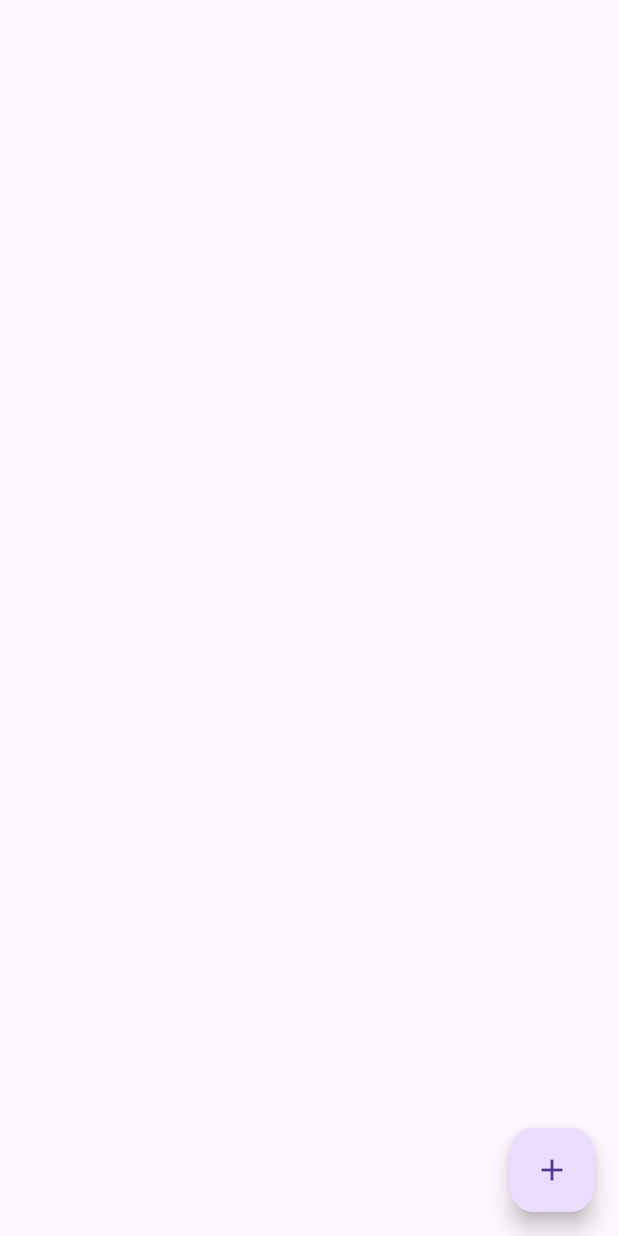
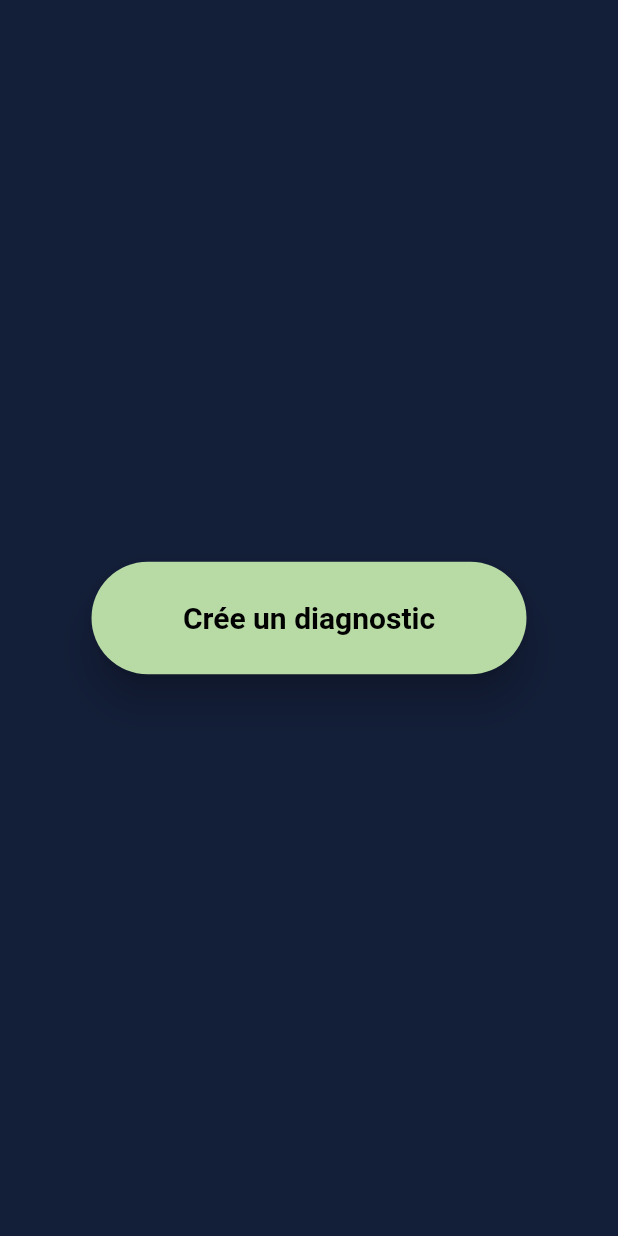
Before and after one commit to KCAmine/HumidityPro, a Flutter app: the screen it shows after launch, on a phone screen of 412 x 824 dp. Run offline on Flutter 3.47's test engine with Material 3 defaults, Android fonts, the phone set to English and light mode, and no system bars; our stand-ins replace sqflite; accounts and stored records are empty.

Commit message:
add create diagnostic button

```diff
--- a/lib/main.dart
+++ b/lib/main.dart
@@ -1,4 +1,5 @@
 import 'package:flutter/material.dart';
+import 'package:humidity_pro/view/home.dart';
 import 'package:humidity_pro/view/home_page.dart'; // L'import est crucial
 
 void main() => runApp(const MyApp());
@@ -9,7 +10,7 @@ class MyApp extends StatelessWidget {
   @override
   Widget build(BuildContext context) {
     return const MaterialApp(
-      home: HomePage(), // C'est ici qu'il l'appelle
+      home: Home(), // C'est ici qu'il l'appelle
     );
   }
 }
--- /dev/null
+++ b/lib/view/home.dart
@@ -0,0 +1,30 @@
+import 'package:flutter/material.dart';
+
+
+class Home extends StatelessWidget {
+  const Home({super.key});
+
+  @override
+  Widget build(BuildContext context) {
+    return Scaffold(
+      backgroundColor: Color(0xff131e38),
+      body: Center(
+        child: ElevatedButton(
+          child: Text("Crée un diagnostic"),
+          onPressed: (){},
+          style: ElevatedButton.styleFrom(
+            padding: EdgeInsets.all(20.0),
+            fixedSize: Size(290, 75),
+            textStyle: TextStyle(fontSize: 20, fontWeight: FontWeight.bold),
+            backgroundColor: const Color.fromARGB(255, 184, 218, 164),
+            foregroundColor: Colors.black,
+            elevation: 10
+
+          ),
+        ),
+      ),
+    );
+  }
+
+
+}
```
Also changed, not shown: lib/view/home_page.dart (+18 -1 lines), 1 other file.
